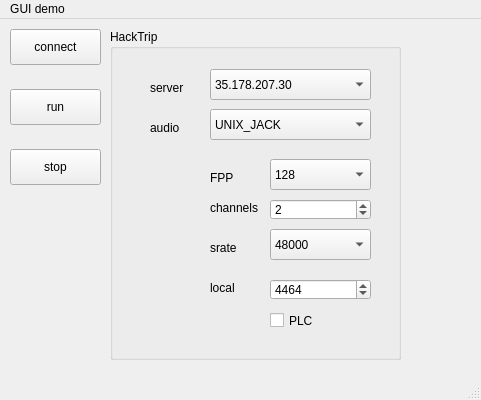
cchafe/hacktrip, file guiDemo/app/mainwindow.ui: the form before one commit.
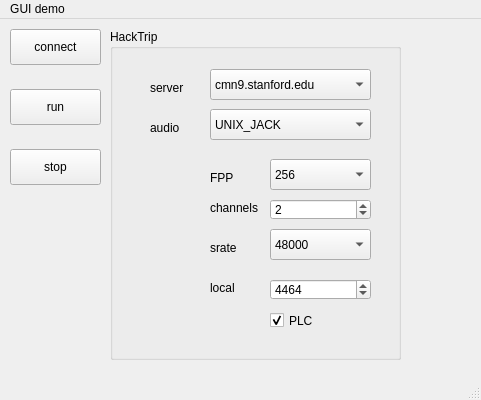
The form after the commit.

Diff of the .ui file:
```diff
--- a/guiDemo/app/mainwindow.ui
+++ b/guiDemo/app/mainwindow.ui
@@ -87,6 +87,11 @@
        <height>31</height>
       </rect>
      </property>
+     <item>
+      <property name="text">
+       <string>256</string>
+      </property>
+     </item>
      <item>
       <property name="text">
        <string>128</string>
@@ -143,6 +148,16 @@
        <height>31</height>
       </rect>
      </property>
+     <item>
+      <property name="text">
+       <string>cmn9.stanford.edu</string>
+      </property>
+     </item>
+     <item>
+      <property name="text">
+       <string>jackloop256.stanford.edu</string>
+      </property>
+     </item>
      <item>
       <property name="text">
        <string>35.178.207.30</string>
@@ -322,6 +337,9 @@
      <property name="text">
       <string>PLC</string>
      </property>
+     <property name="checked">
+      <bool>true</bool>
+     </property>
     </widget>
    </widget>
   </widget>
```
Left out of the diff: 10 changed lines with no effect on the pictures.
